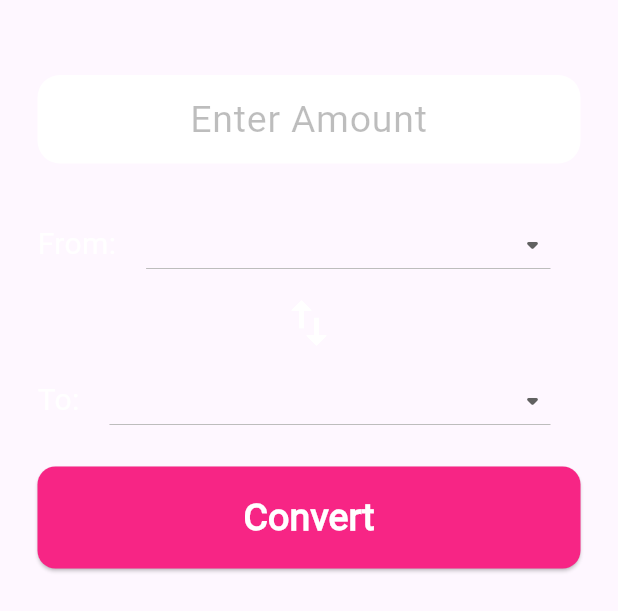
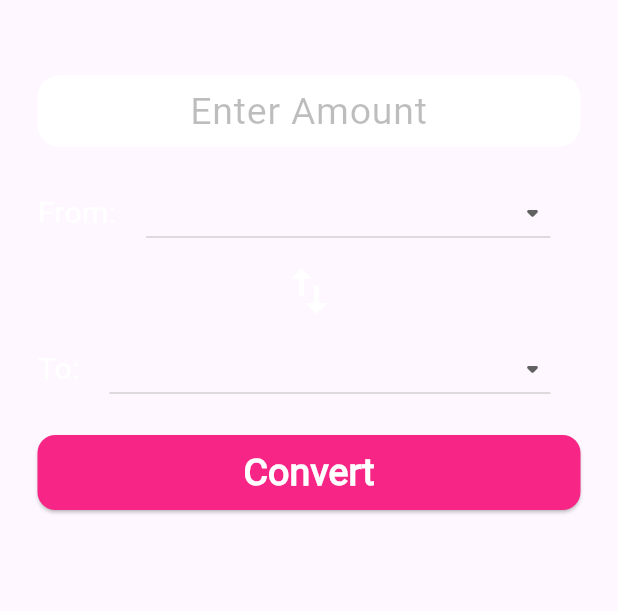
Before and after one commit to shishirahm3d/currency_converter, a Flutter app: the ConversionCard widget shown alone on an empty page, opened directly with empty values, on a phone screen of 412 x 824 dp. Shown: the top 611 px of the screen. Run offline on Flutter 3.47's test engine with Material 3 defaults, Android fonts, the phone set to English and light mode, and no system bars; network calls fail.

Commit message:
First commit
A simple flutter currency converter project.

```diff
--- a/lib/main.dart
+++ b/lib/main.dart
@@ -1,6 +1,6 @@
 import 'package:flutter/material.dart';
 import 'package:currency_convertor/view/home.dart';
-import 'package:currency_convertor/view/conversion_history.dart'; // Import ConversionHistoryScreen
+import 'package:currency_convertor/view/conversion_history.dart';
 import 'package:currency_convertor/view/currency_rates.dart';
 import 'package:currency_convertor/view/about_us.dart';
 
@@ -46,7 +46,7 @@ class _MyHomePageState extends State<MyHomePage> {
 
   final List<Widget> _screens = [
     HomeScreen(),
-    ConversionHistoryScreen(), // Include ConversionHistoryScreen here
+    ConversionHistoryScreen(),
     CurrencyRatesScreen(),
     AboutUsScreen(),
   ];
--- a/lib/view/widgets/conversion_card.dart
+++ b/lib/view/widgets/conversion_card.dart
@@ -75,7 +75,7 @@ class _ConversionCardState extends State<ConversionCard> {
                 hintStyle: TextStyle(color: Colors.black26, fontSize: 25),
                 filled: true,
                 fillColor: Colors.white,
-                contentPadding: EdgeInsets.symmetric(vertical: 10, horizontal: 15),
+                contentPadding: EdgeInsets.symmetric(vertical: 2, horizontal: 15),
                 border: OutlineInputBorder(
                   borderRadius: BorderRadius.circular(15),
                   borderSide: BorderSide.none,
@@ -91,7 +91,7 @@ class _ConversionCardState extends State<ConversionCard> {
               },
             ),
           ),
-          const SizedBox(height: 30),
+          const SizedBox(height: 20),
           DropdownRow(
             label: 'From:',
             labelStyle: TextStyle(color: Colors.white, fontSize: 20),
@@ -141,8 +141,8 @@ class _ConversionCardState extends State<ConversionCard> {
                   },
                   style: ButtonStyle(
                     backgroundColor: MaterialStateProperty.all<Color>(Color(0xFFF72585)),
-                    minimumSize: MaterialStateProperty.all<Size>(Size(200, 50)),
-                    padding: MaterialStateProperty.all<EdgeInsetsGeometry>(EdgeInsets.all(16)),
+                    minimumSize: MaterialStateProperty.all<Size>(Size(200, 20)),
+                    padding: MaterialStateProperty.all<EdgeInsetsGeometry>(EdgeInsets.all(7)),
                     shape: MaterialStateProperty.all<RoundedRectangleBorder>(
                       RoundedRectangleBorder(
                         borderRadius: BorderRadius.circular(12),
```
